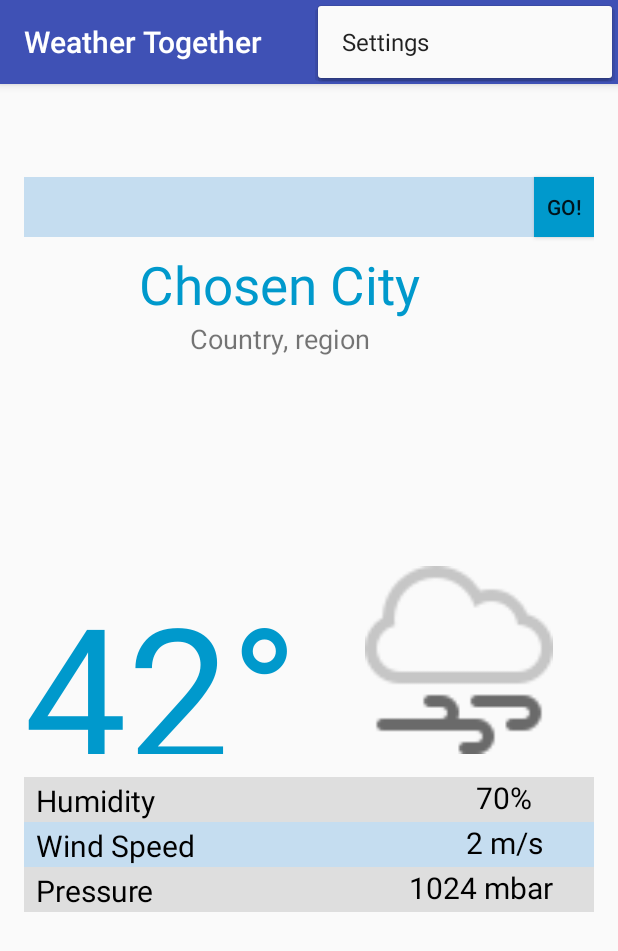
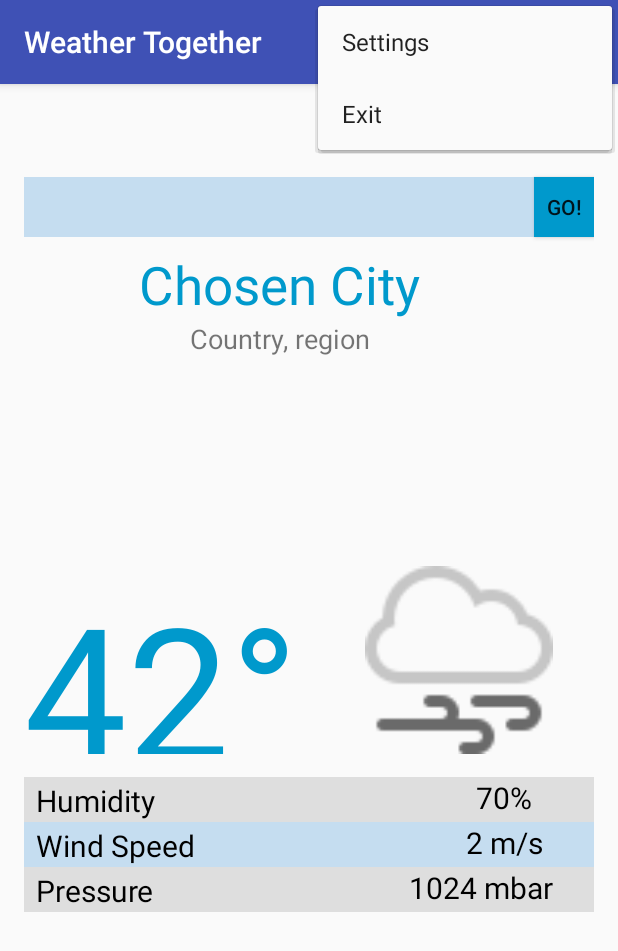
Before and after one commit to Rextuz/weather-together, an Android app: the screen it shows after launch (MainActivity), with the options menu open, on a phone screen of 412 x 824 dp. Shown: the top 951 px of the screen. Run offline under Robolectric (Android 15) with nearby library versions, the phone set to English and light mode, and no system bars.

Commit message:
Added blank menu and an exit button. Rearranged code a bit. Added a package for activities.

```diff
--- a/app/src/main/AndroidManifest.xml
+++ b/app/src/main/AndroidManifest.xml
@@ -12,7 +12,7 @@
         android:supportsRtl="true"
         android:theme="@style/AppTheme" >
         <activity
-            android:name=".MainActivity"
+            android:name=".activities.MainActivity"
             android:label="@string/app_name"
             android:theme="@style/AppTheme.NoActionBar" >
             <intent-filter>
@@ -21,6 +21,8 @@
                 <category android:name="android.intent.category.LAUNCHER" />
             </intent-filter>
         </activity>
+        <activity android:name=".activities.SettingsActivity" >
+        </activity>
     </application>
 
 </manifest>
--- a/app/src/main/res/menu/menu_main.xml
+++ b/app/src/main/res/menu/menu_main.xml
@@ -1,6 +1,15 @@
 <menu xmlns:android="http://schemas.android.com/apk/res/android"
     xmlns:app="http://schemas.android.com/apk/res-auto"
-    xmlns:tools="http://schemas.android.com/tools" tools:context=".MainActivity">
-    <item android:id="@+id/action_settings" android:title="@string/action_settings"
-        android:orderInCategory="100" app:showAsAction="never" />
+    xmlns:tools="http://schemas.android.com/tools"
+    tools:context=".MainActivity">
+    <item
+        android:id="@+id/action_settings"
+        android:orderInCategory="1"
+        android:title="@string/action_settings"
+        app:showAsAction="never" />
+    <item
+        android:id="@+id/action_exit"
+        android:orderInCategory="2"
+        android:title="@string/action_exit"
+        app:showAsAction="never" />
 </menu>
--- a/app/src/main/res/values/strings.xml
+++ b/app/src/main/res/values/strings.xml
@@ -1,6 +1,7 @@
 <resources>
     <string name="app_name">Weather Together</string>
     <string name="action_settings">Settings</string>
+    <string name="action_exit">Exit</string>
     <string name="go">Go!</string>
     <string name="gradus">42°C</string>
     <string name="city">Chosen City</string>
```
Also changed, not shown: app/src/main/java/com/rextuz/weathertogether/activities/MainActivity.java (renamed from app/src/main/java/com/rextuz/weathertogether/MainActivity.java, +20 -13 lines), app/src/main/java/com/rextuz/weathertogether/activities/SettingsActivity.java (added, +15 -0 lines), app/src/main/res/layout/activity_settings.xml (added, +8 -0 lines).
